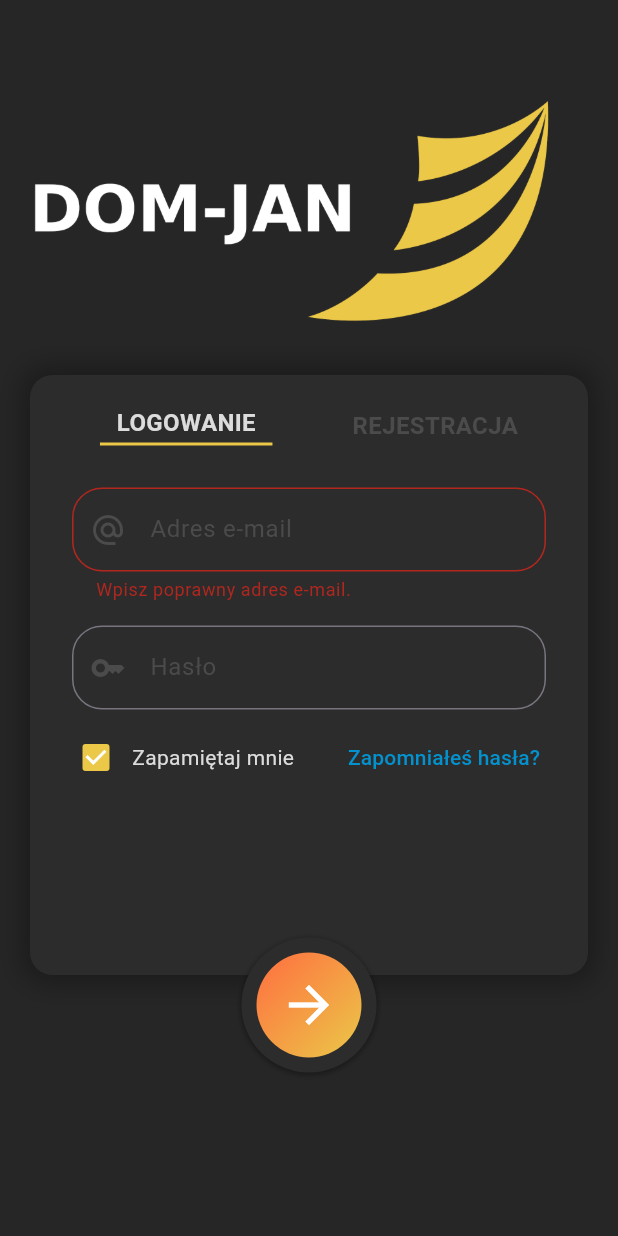
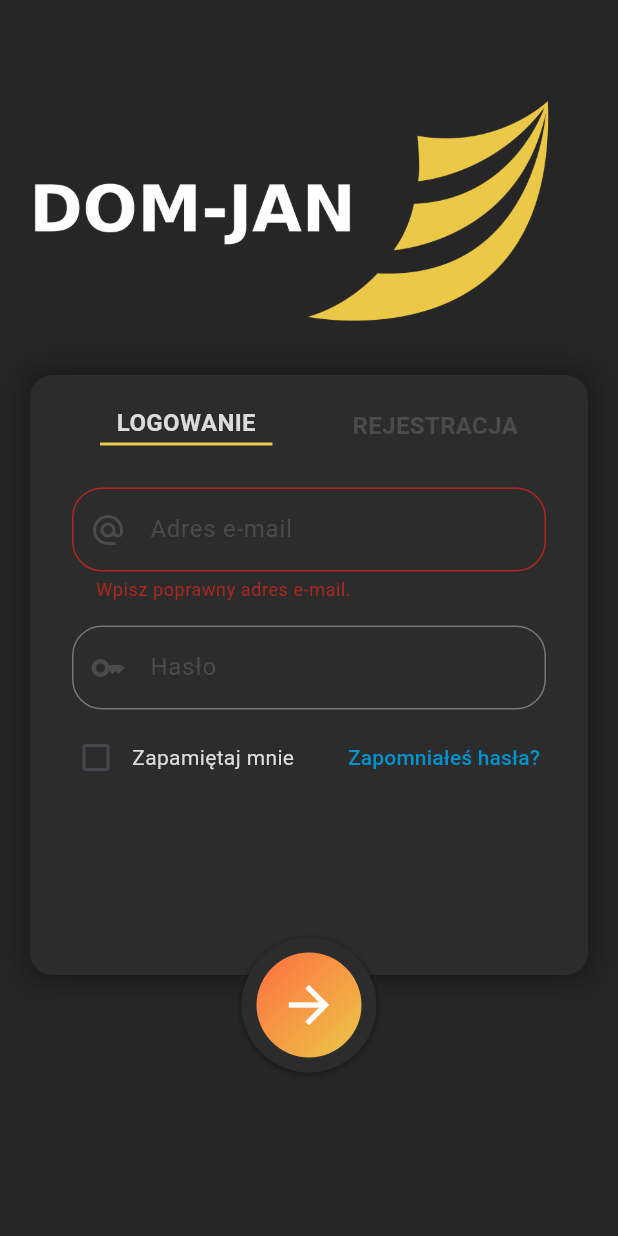
Before and after one commit to xnrado/domjan, a Flutter app: the screen it shows after launch, after a tap on the "arrow forward" icon, on a phone screen of 412 x 824 dp. Run offline on Flutter 3.47's test engine with Material 2 defaults, Android fonts, the phone set to English and light mode, and no system bars; our stand-ins replace firebase_auth, firebase_core, shared_preferences; accounts and stored records are empty.

Commit message:
Home View and Remember Me
- Added main Homepage
- Added the function for the app to remember you were logged in
- Changed the Firebase initialization place to avoid crashes
- Added a global Map for future user preferences

```diff
--- a/lib/main.dart
+++ b/lib/main.dart
@@ -1,12 +1,20 @@
 import 'package:domjan/palette.dart';
+import 'package:flutter/material.dart';
+import 'package:shared_preferences/shared_preferences.dart';
+import 'views/login_view.dart';
+import 'views/home_view.dart';
 import 'package:firebase_core/firebase_core.dart';
-import 'package:flutter/material.dart';
+import 'firebase_options.dart';
 import 'package:firebase_auth/firebase_auth.dart';
-import 'firebase_options.dart';
-import 'views/login_view.dart' as login_view;
 
-void main() {
+Future<void> main() async {
   WidgetsFlutterBinding.ensureInitialized();
+
+  var home = LoginView();
+
+  // Initialize Firebase
+  await Firebase.initializeApp(options: DefaultFirebaseOptions.currentPlatform);
+
   runApp(const MyApp());
 }
 
@@ -24,16 +32,42 @@ class MyApp extends StatelessWidget {
             selectionHandleColor: Palette.cursorColor),
         useMaterial3: true,
       ),
-      home: const login_view.LoginView(),
+      home: FutureBuilder<Map>(
+        future: getPreferences(),
+        builder: (BuildContext context, AsyncSnapshot<Map> snapshot) {
+          if (snapshot.hasData) {
+            Map preferences = snapshot.data as Map;
+            if ((preferences['isRememberMe'] ?? false) &&
+                (preferences['email']?.isNotEmpty ?? false) &&
+                (preferences['password']?.isNotEmpty ?? false)) {
+              FirebaseAuth.instance.signInWithEmailAndPassword(
+                  email: preferences['email'] as String,
+                  password: preferences['password'] as String);
+              return HomeView();
+            } else {
+              return LoginView();
+            }
+          } else {
+            return LoginView();
+          }
+        },
+      ),
+      routes: {
+        '/login/': (context) => const LoginView(),
+        '/home/': (context) => const HomeView()
+      },
     );
   }
 }
 
-class HomePage extends StatelessWidget {
-  const HomePage({super.key});
+Future<Map> getPreferences() async {
+  var pref = new Map();
 
-  @override
-  Widget build(BuildContext context) {
-    return const Placeholder();
-  }
+  // Get last session preferences
+  SharedPreferences prefs = await SharedPreferences.getInstance();
+  pref['email'] = prefs.getString('email');
+  pref['password'] = prefs.getString('password');
+  pref['isRememberMe'] = prefs.getBool('remember');
+
+  return pref;
 }
--- a/lib/palette.dart
+++ b/lib/palette.dart
@@ -2,12 +2,13 @@ import 'package:flutter/painting.dart';
 
 class Palette {
   static const Color backgroundColor = Color.fromARGB(255, 38, 38, 38);
+  static const Color appBarColor = Color.fromARGB(255, 24, 24, 24);
+  static const Color loginBox = Color.fromARGB(255, 44, 44, 44);
   static const Color cursorColor = Color.fromARGB(255, 207, 176, 61);
   static const Color textSelection = Color.fromARGB(172, 230, 202, 102);
-  static const Color loginBox = Color.fromARGB(255, 44, 44, 44);
   static const Color domjanColor = Color.fromARGB(255, 235, 200, 72);
+  static const Color activeTextColor = Color.fromARGB(255, 220, 220, 220);
   static const Color inactiveTextColor = Color.fromARGB(255, 75, 75, 75);
-  static const Color activeTextColor = Color.fromARGB(255, 220, 220, 220);
   static const Color focusColor = Color.fromARGB(255, 133, 133, 133);
   static const Color linkColor = Color.fromARGB(255, 3, 146, 206);
   static const Color errorColor = Color.fromARGB(255, 209, 12, 45);
--- a/lib/views/login_view.dart
+++ b/lib/views/login_view.dart
@@ -3,6 +3,7 @@ import 'dart:developer';
 import 'package:firebase_auth/firebase_auth.dart';
 import 'package:firebase_core/firebase_core.dart';
 import 'package:flutter/material.dart';
+import 'package:shared_preferences/shared_preferences.dart';
 import '../firebase_options.dart';
 import '../palette.dart';
 
@@ -15,7 +16,7 @@ class LoginView extends StatefulWidget {
 
 class _LoginViewState extends State<LoginView> {
   bool isSignupScreen = false;
-  bool isRememberMe = true;
+  bool isRememberMe = false;
   bool overwriteValid = false; // This is stupid, but it works.
 
   final _formKeyLogin = GlobalKey<FormState>();
@@ -39,12 +40,7 @@ class _LoginViewState extends State<LoginView> {
   Widget build(BuildContext context) {
     return Scaffold(
         backgroundColor: Palette.backgroundColor,
-      body: FutureBuilder(
-        future: Firebase.initializeApp(
-          options: DefaultFirebaseOptions.currentPlatform,
-        ),
-        builder: (context, snapshot) {
-          return Stack(
+        body: Stack(
           children: [
             // Main container for login and signup
             Positioned(
@@ -174,6 +170,13 @@ class _LoginViewState extends State<LoginView> {
                             await FirebaseAuth.instance
                                 .createUserWithEmailAndPassword(
                                     email: email, password: password);
+                            await FirebaseAuth.instance
+                                .signInWithEmailAndPassword(
+                                    email: email, password: password);
+                            final user = FirebaseAuth.instance.currentUser;
+                            if (user != null && !user.emailVerified) {
+                              user.sendEmailVerification();
+                            }
                             ScaffoldMessenger.of(context).showSnackBar(
                               const SnackBar(
                                   content: Text(
@@ -197,18 +200,42 @@ class _LoginViewState extends State<LoginView> {
                           final password = _passwordLogin.text;
 
                           try {
-                              await FirebaseAuth.instance
+                            var user = await FirebaseAuth.instance
                                 .signInWithEmailAndPassword(
                                     email: email, password: password);
+                            bool isEmailVerified =
+                                user.user?.emailVerified ?? false;
+                            // You haven't verified your e-mail
+                            if (!isEmailVerified) {
+                              FirebaseAuth.instance.currentUser
+                                  ?.sendEmailVerification();
+                              ScaffoldMessenger.of(context).showSnackBar(
+                                const SnackBar(
+                                    content: Text(
+                                        'Musisz zweryfikować swój adres e-mail!')),
+                              );
+                              // You have been logged in
+                            } else {
+                              SharedPreferences pref =
+                                  await SharedPreferences.getInstance();
+                              pref.setString('email', email);
+                              pref.setString('password', password);
+                              pref.setBool('remember', isRememberMe);
                               ScaffoldMessenger.of(context).showSnackBar(
                                 const SnackBar(
                                     content:
                                         Text('Zostałeś pomyślnie zalogowany!')),
                               );
+                              // Transition to the /home/ route
+                              Navigator.of(context).pushNamedAndRemoveUntil(
+                                '/home/',
+                                (route) => false,
+                              );
+                            }
+                            // Wrong login credentials
                           } on FirebaseAuthException catch (e) {
                             if (e.code == 'user-not-found' ||
                                 e.code == 'wrong-password') {
-                                log("nuna");
                               ScaffoldMessenger.of(context).showSnackBar(
                                 const SnackBar(
                                     content: Text(
@@ -241,10 +268,7 @@ class _LoginViewState extends State<LoginView> {
               ),
             ),
           ],
-          );
-        },
-      ),
-    );
+        ));
   }
 
   Container buildSignupSection() {
@@ -371,6 +395,7 @@ class _LoginViewState extends State<LoginView> {
               if (!valid) {
                 return text;
               }
+              return null;
             },
           ),
         ],
--- a/pubspec.yaml
+++ b/pubspec.yaml
@@ -40,6 +40,7 @@ dependencies:
   cloud_firestore: ^4.8.2
   firebase_analytics: ^10.4.3
   flex_seed_scheme: ^1.4.0
+  shared_preferences: ^2.2.0
 
 dev_dependencies:
   flutter_test:
```
Also changed, not shown: lib/views/home_view.dart (added, +107 -0 lines), pubspec.lock, 1 other file. Lines whose indentation alone changed are shown as unchanged.
